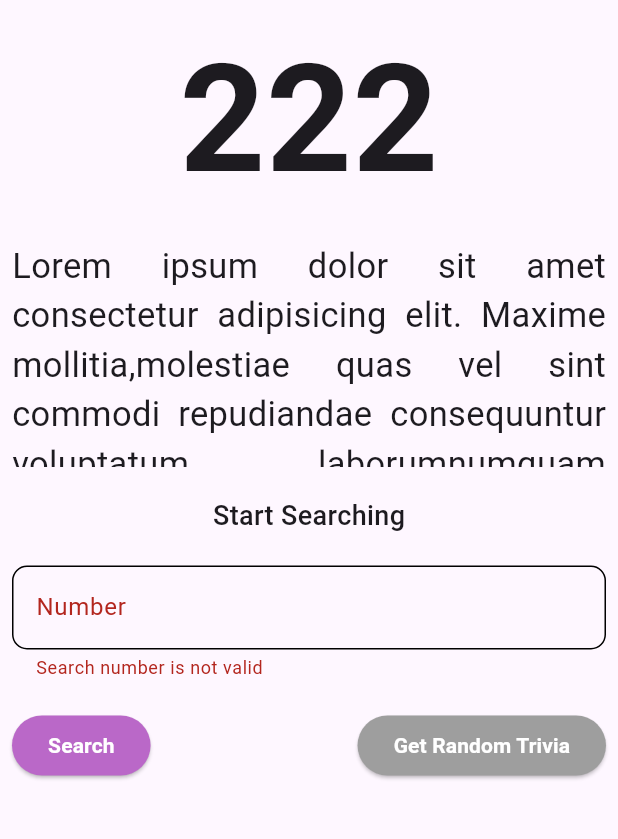
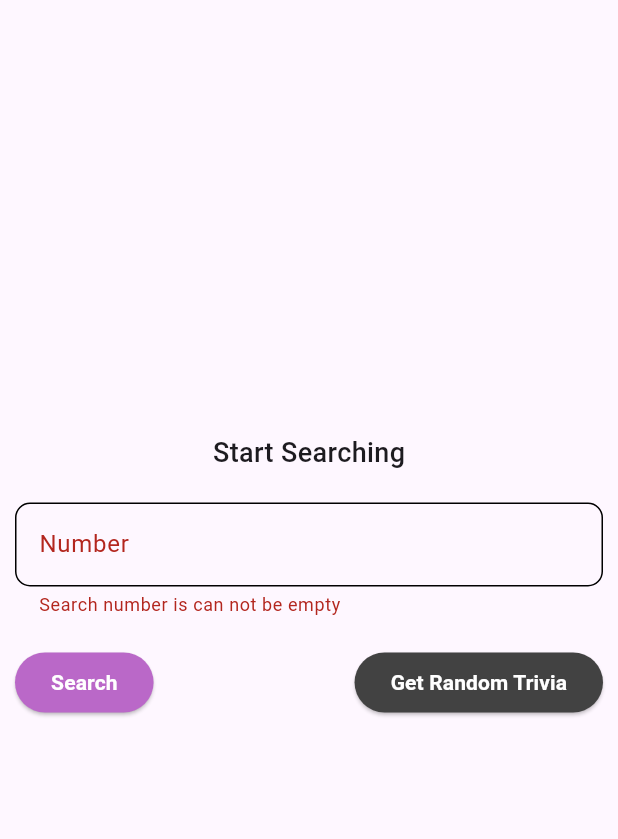
Before and after one commit to Atuoha/clean_archi, a Flutter app: the screen it shows after launch, after a tap on "Search", on a phone screen of 412 x 824 dp, the part 84-923 px from its top. Run offline on Flutter 3.47's test engine with Material 3 defaults, Android fonts, the light colour scheme and no system bars; our stand-ins replace bloc, connectivity_plus, dartz, equatable, flutter_bloc, get_it and 2 more.

Commit message:
full setup

```diff
--- a/lib/core/constants/enums/processing_state.dart
+++ b/lib/core/constants/enums/processing_state.dart
@@ -1,6 +1,6 @@
 enum ProcessingState {
   initial,
-  waiting,
+  loading,
   success,
   error,
 }
--- a/lib/features/num_trivia/presentation/bloc/number_trivia_bloc.dart
+++ b/lib/features/num_trivia/presentation/bloc/number_trivia_bloc.dart
@@ -36,13 +36,13 @@ class NumberTriviaBloc extends Bloc<NumberTriviaEvent, NumberTriviaState> {
     emit(
       state.copyWith(
         numberTrivia: NumberTriviaModel.initial(),
-        processingState: ProcessingState.waiting,
+        processingState: ProcessingState.loading,
       ),
     );
 
     final inputEither = inputConverter.stringToInt(event.numberString);
 
-    inputEither.fold((failure) {
+    await inputEither.fold((failure) {
       emit(state.copyWith(
         numberTrivia: NumberTriviaModel.initial(),
         processingState: ProcessingState.error,
@@ -61,8 +61,8 @@ class NumberTriviaBloc extends Bloc<NumberTriviaEvent, NumberTriviaState> {
         ));
       }, (numberTrivia) {
         emit(state.copyWith(
-           numberTrivia: NumberTriviaModel.initial(), // for test to pass
-         // numberTrivia: numberTrivia,
+          // numberTrivia: NumberTriviaModel.initial(), // for test to pass
+          numberTrivia: numberTrivia,
           processingState: ProcessingState.success,
         ));
       });
@@ -76,7 +76,7 @@ class NumberTriviaBloc extends Bloc<NumberTriviaEvent, NumberTriviaState> {
     emit(
       state.copyWith(
         numberTrivia: NumberTriviaModel.initial(),
-        processingState: ProcessingState.waiting,
+        processingState: ProcessingState.loading,
       ),
     );
 
@@ -92,8 +92,8 @@ class NumberTriviaBloc extends Bloc<NumberTriviaEvent, NumberTriviaState> {
       ));
     }, (numberTrivia) {
       emit(state.copyWith(
-        numberTrivia: NumberTriviaModel.initial(), // for test to pass
-        // numberTrivia: numberTrivia,
+        // numberTrivia: NumberTriviaModel.initial(), // for test to pass
+        numberTrivia: numberTrivia,
         processingState: ProcessingState.success,
       ));
     });
--- a/lib/features/num_trivia/presentation/pages/number_trivia_page.dart
+++ b/lib/features/num_trivia/presentation/pages/number_trivia_page.dart
@@ -1,7 +1,10 @@
+import 'package:clean_archi/core/constants/enums/processing_state.dart';
 import 'package:flutter/material.dart';
+import 'package:flutter_bloc/flutter_bloc.dart';
+import '../../data/models/number_trivia_model.dart';
+import '../bloc/number_trivia_bloc.dart';
 import '../widgets/action_buttons.dart';
-import '../widgets/number_text.dart';
-import '../widgets/number_trivia_desc.dart';
+import '../widgets/number_trivia_display.dart';
 import '../widgets/text_input.dart';
 
 class NumberTriviaPage extends StatefulWidget {
@@ -35,19 +38,23 @@ class _NumberTriviaPageState extends State<NumberTriviaPage> {
   void search() {
     FocusScope.of(context).unfocus();
     var valid = _formKey.currentState!.validate();
-    if (valid) {
+    if (!valid) {
       return;
     }
-    // Todo: search fnc
+    print(searchText.text);
+
+    context.read<NumberTriviaBloc>().add(
+          GetConcreteNumberTriviaEvent(
+            numberString: searchText.text,
+          ),
+        );
   }
 
   void getRandomTrivia() {
     FocusScope.of(context).unfocus();
-    var valid = _formKey.currentState!.validate();
-    if (valid) {
-      return;
-    }
-    // Todo: random trivia fnc
+    context.read<NumberTriviaBloc>().add(
+          GetRandomNumberTriviaEvent(),
+        );
   }
 
   @override
@@ -56,23 +63,37 @@ class _NumberTriviaPageState extends State<NumberTriviaPage> {
       appBar: AppBar(
         title: const Text('Flutter Clean Architecture'),
       ),
-      body: SingleChildScrollView(
-        child: Padding(
-          padding: const EdgeInsets.all(8.0),
+      body: BlocBuilder<NumberTriviaBloc, NumberTriviaState>(
+        builder: (context, state) {
+          return Padding(
+            padding: const EdgeInsets.all(10.0),
             child: Form(
               key: _formKey,
               child: Column(
-              // mainAxisAlignment: MainAxisAlignment.center,
+                mainAxisAlignment: MainAxisAlignment.center,
                 children: <Widget>[
-                const NumberText(number: '222'),
-                const SizedBox(height: 10),
-                const NumberTriviaDesc(
-                  numberTrivia:
-                      'Lorem ipsum dolor sit amet consectetur adipisicing elit. Maxime mollitia,'
-                      'molestiae quas vel sint commodi repudiandae consequuntur voluptatum laborum'
-                      'numquam blanditiis harum quisquam eius sed odit fugiat iusto',
+                  if (state.processingState == ProcessingState.success) ...[
+                    NumberTriviaDisplay(
+                      numberTrivia: state.numberTrivia,
                     ),
-                const SizedBox(height: 20),
+                  ] else if (state.processingState ==
+                      ProcessingState.error) ...[
+                    Text(
+                      'An error occurred: ${state.errorMsg}',
+                      style: const TextStyle(
+                        fontWeight: FontWeight.w500,
+                        fontSize: 18,
+                        color: Colors.red,
+                      ),
+                    ),
+                  ] else if (state.processingState ==
+                      ProcessingState.loading) ...[
+                    const Center(
+                      child: CircularProgressIndicator(
+                        color: Colors.purple,
+                      ),
+                    )
+                  ] else ...[
                     const Text(
                       'Start Searching',
                       style: TextStyle(
@@ -80,6 +101,7 @@ class _NumberTriviaPageState extends State<NumberTriviaPage> {
                         fontSize: 18,
                       ),
                     ),
+                  ],
                   const SizedBox(height: 20),
                   TextInput(searchText: searchText),
                   const SizedBox(height: 20),
@@ -91,7 +113,8 @@ class _NumberTriviaPageState extends State<NumberTriviaPage> {
                 ],
               ),
             ),
-        ),
+          );
+        },
       ),
     );
   }
--- a/lib/features/num_trivia/presentation/widgets/action_buttons.dart
+++ b/lib/features/num_trivia/presentation/widgets/action_buttons.dart
@@ -33,7 +33,7 @@ class ActionButtons extends StatelessWidget {
         ElevatedButton(
           onPressed: () => getRandomTrivia(),
           style: ElevatedButton.styleFrom(
-            backgroundColor: isTextEmpty? Colors.grey: Colors.grey.shade800,
+            backgroundColor: Colors.grey.shade800,
           ),
           child: const Text(
             'Get Random Trivia',
--- a/lib/features/num_trivia/presentation/widgets/number_text.dart
+++ /dev/null
@@ -1,21 +0,0 @@
-import 'package:flutter/material.dart';
-
-class NumberText extends StatelessWidget {
-  const NumberText({
-    super.key,
-    required this.number,
-  });
-
-  final String number;
-
-  @override
-  Widget build(BuildContext context) {
-    return Text(
-      number,
-      style: const TextStyle(
-        fontWeight: FontWeight.bold,
-        fontSize: 100,
-      ),
-    );
-  }
-}
--- a/lib/features/num_trivia/presentation/widgets/number_trivia_desc.dart
+++ /dev/null
@@ -1,28 +0,0 @@
-import 'package:flutter/material.dart';
-
-
-class NumberTriviaDesc extends StatelessWidget {
-  const NumberTriviaDesc({
-    super.key,
-    required this.numberTrivia,
-  });
-
-  final String numberTrivia;
-
-  @override
-  Widget build(BuildContext context) {
-    return SizedBox(
-      height: 150,
-      child: SingleChildScrollView(
-        child: Text(
-          numberTrivia,
-          textAlign: TextAlign.justify,
-          style: const TextStyle(
-            fontWeight: FontWeight.w400,
-            fontSize: 23,
-          ),
-        ),
-      ),
-    );
-  }
-}
--- /dev/null
+++ b/lib/features/num_trivia/presentation/widgets/number_trivia_display.dart
@@ -0,0 +1,41 @@
+import 'package:flutter/material.dart';
+
+import '../../domain/entities/number_trivia.dart';
+
+
+class NumberTriviaDisplay extends StatelessWidget {
+  const NumberTriviaDisplay({
+    super.key,
+    required this.numberTrivia,
+  });
+
+  final NumberTrivia numberTrivia;
+
+  @override
+  Widget build(BuildContext context) {
+    return SizedBox(
+      height: MediaQuery.sizeOf(context).height /3.5,
+      child: SingleChildScrollView(
+        child: Column(
+          children: [
+          Text(
+          numberTrivia.number.toString(),
+          style: const TextStyle(
+            fontWeight: FontWeight.bold,
+            fontSize: 100,
+          ),
+        ),
+            const SizedBox(height: 10),
+            Text(
+              numberTrivia.text,
+              style: const TextStyle(
+                fontWeight: FontWeight.w400,
+                fontSize: 23,
+              ),
+            ),
+          ],
+        ),
+      ),
+    );
+  }
+}
--- a/lib/features/num_trivia/presentation/widgets/text_input.dart
+++ b/lib/features/num_trivia/presentation/widgets/text_input.dart
@@ -17,8 +17,8 @@ class TextInput extends StatelessWidget {
       textInputAction: TextInputAction.search,
       keyboardType: TextInputType.number,
       validator: (value) {
-        if (value!.isEmpty || value.length < 3) {
-          return 'Search number is not valid';
+        if (value!.isEmpty) {
+          return 'Search number is can not be empty';
         }
         return null;
       },
```
Also changed, not shown: lib/generated/assets.dart, 2 other files. Lines whose indentation alone changed are shown as unchanged.
